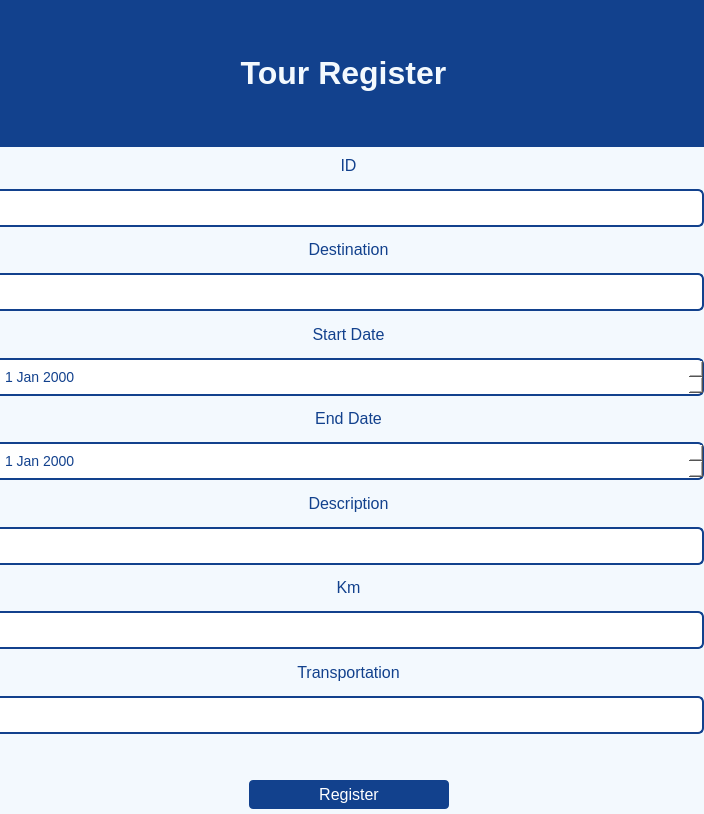
Before: the Qt Designer form ui/ToursRegister.ui in Dimalko/telo2, drawn with Qt 5.
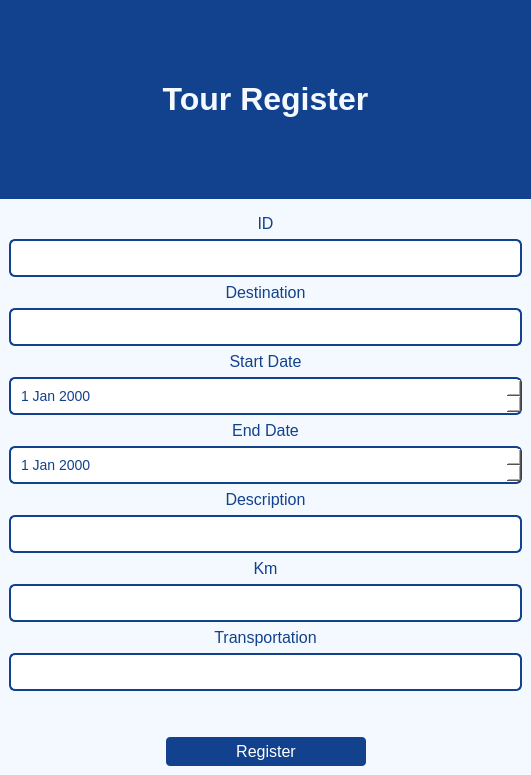
After: the same form once the commit is applied.

Commit message: register/delete hotel

The edit to the form file:
```diff
--- a/ui/ToursRegister.ui
+++ b/ui/ToursRegister.ui
@@ -6,10 +6,22 @@
    <rect>
     <x>0</x>
     <y>0</y>
-    <width>704</width>
-    <height>814</height>
+    <width>531</width>
+    <height>775</height>
    </rect>
   </property>
+  <property name="minimumSize">
+   <size>
+    <width>531</width>
+    <height>300</height>
+   </size>
+  </property>
+  <property name="maximumSize">
+   <size>
+    <width>531</width>
+    <height>775</height>
+   </size>
+  </property>
   <property name="windowTitle">
    <string>Tours</string>
   </property>
@@ -46,22 +58,109 @@
 
 QPushButton:hover{
 background-color: rgb(47, 142, 228);
+}
+
+QScrollBar:vertical {
+    border: none;
+    background: rgb(230, 222, 255);  /* Background color of the scrollbar track */
+    width: 12px;  /* Thickness of the scrollbar */
+}
+
+QScrollBar::handle:vertical {
+    background: rgb(18, 65, 141);
+    min-width: 20px; /* Minimum width of the handle */
+    border-radius: 6px; /* Rounded edges */
+}
+
+QScrollBar::handle:vertical:hover {
+    background: #74b9ff; /* Lighter color when hovered */
+}
+
+QScrollBar::add-line:vertical, QScrollBar::sub-line:vertical {
+    background: none; /* Removes the small arrow buttons */
+}
+
+QScrollBar::add-page:vertical, QScrollBar::sub-page:vertical {
+    background: none; /* Keeps empty space color same */
 }</string>
   </property>
   <widget class="QWidget" name="centralwidget">
-   <widget class="QWidget" name="labelWidget" native="true">
+   <layout class="QVBoxLayout" name="verticalLayout_2">
+    <property name="spacing">
+     <number>6</number>
+    </property>
+    <property name="leftMargin">
+     <number>0</number>
+    </property>
+    <property name="topMargin">
+     <number>0</number>
+    </property>
+    <property name="rightMargin">
+     <number>0</number>
+    </property>
+    <property name="bottomMargin">
+     <number>0</number>
+    </property>
+    <item>
+     <widget class="QScrollArea" name="scrollArea">
+      <property name="frameShape">
+       <enum>QFrame::NoFrame</enum>
+      </property>
+      <property name="frameShadow">
+       <enum>QFrame::Plain</enum>
+      </property>
+      <property name="lineWidth">
+       <number>0</number>
+      </property>
+      <property name="verticalScrollBarPolicy">
+       <enum>Qt::ScrollBarAsNeeded</enum>
+      </property>
+      <property name="widgetResizable">
+       <bool>true</bool>
+      </property>
+      <widget class="QWidget" name="scrollAreaWidgetContents">
     <property name="geometry">
      <rect>
-      <x>-17</x>
+         <x>0</x>
       <y>0</y>
-      <width>721</width>
-      <height>147</height>
-     </rect>
-    </property>
+         <width>531</width>
+         <height>775</height>
+        </rect>
+       </property>
+       <layout class="QVBoxLayout" name="verticalLayout_3">
+        <property name="leftMargin">
+         <number>0</number>
+        </property>
+        <property name="topMargin">
+         <number>0</number>
+        </property>
+        <property name="rightMargin">
+         <number>0</number>
+        </property>
+        <property name="bottomMargin">
+         <number>0</number>
+        </property>
+        <item>
+         <widget class="QWidget" name="labelWidget" native="true">
     <property name="styleSheet">
      <string notr="true">background-color: rgb(18, 65, 141);</string>
     </property>
     <layout class="QHBoxLayout" name="horizontalLayout_2">
+           <property name="spacing">
+            <number>0</number>
+           </property>
+           <property name="leftMargin">
+            <number>0</number>
+           </property>
+           <property name="topMargin">
+            <number>0</number>
+           </property>
+           <property name="rightMargin">
+            <number>0</number>
+           </property>
+           <property name="bottomMargin">
+            <number>0</number>
+           </property>
      <item>
       <widget class="QLabel" name="label">
        <property name="styleSheet">
@@ -74,15 +173,9 @@
      </item>
     </layout>
    </widget>
+        </item>
+        <item>
    <widget class="QWidget" name="widget" native="true">
-    <property name="geometry">
-     <rect>
-      <x>-7</x>
-      <y>148</y>
-      <width>711</width>
-      <height>661</height>
-     </rect>
-    </property>
     <property name="styleSheet">
      <string notr="true"/>
     </property>
@@ -282,6 +375,12 @@
      </item>
     </layout>
    </widget>
+        </item>
+       </layout>
+      </widget>
+     </widget>
+    </item>
+   </layout>
   </widget>
  </widget>
  <resources/>
```
Lines whose indentation alone changed are shown as unchanged. The commit also changes 6 other files.
